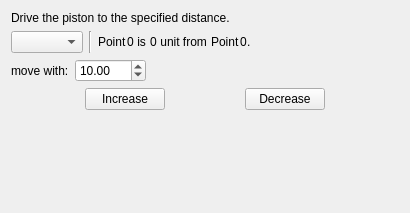
This is core/panel/run_Drive_rod.ui in KmolYuan/Pyslvs-UI as Qt 5 draws it before an edit. The edited form follows.
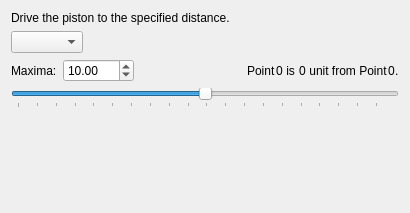
This is the edited form.

Commit message: Drive shaft panel will only adjust Shaft0's demo angle.

The edit to the form file:
```diff
--- a/core/panel/run_Drive_rod.ui
+++ b/core/panel/run_Drive_rod.ui
@@ -32,76 +32,6 @@
      <item>
       <widget class="QComboBox" name="Rod"/>
      </item>
-     <item>
-      <widget class="Line" name="line">
-       <property name="orientation">
-        <enum>Qt::Vertical</enum>
-       </property>
-      </widget>
-     </item>
-     <item>
-      <layout class="QHBoxLayout" name="distanceLayout">
-       <property name="spacing">
-        <number>0</number>
-       </property>
-       <item>
-        <widget class="QLabel" name="label_3">
-         <property name="text">
-          <string>Point</string>
-         </property>
-        </widget>
-       </item>
-       <item>
-        <widget class="QLabel" name="label_4">
-         <property name="text">
-          <string>0</string>
-         </property>
-        </widget>
-       </item>
-       <item>
-        <widget class="QLabel" name="label_5">
-         <property name="text">
-          <string> is </string>
-         </property>
-        </widget>
-       </item>
-       <item>
-        <widget class="QLabel" name="label_6">
-         <property name="text">
-          <string>0</string>
-         </property>
-        </widget>
-       </item>
-       <item>
-        <widget class="QLabel" name="label_7">
-         <property name="text">
-          <string> unit from </string>
-         </property>
-        </widget>
-       </item>
-       <item>
-        <widget class="QLabel" name="label_8">
-         <property name="text">
-          <string>Point</string>
-         </property>
-        </widget>
-       </item>
-       <item>
-        <widget class="QLabel" name="label_9">
-         <property name="text">
-          <string>0</string>
-         </property>
-        </widget>
-       </item>
-       <item>
-        <widget class="QLabel" name="label_10">
-         <property name="text">
-          <string>.</string>
-         </property>
-        </widget>
-       </item>
-      </layout>
-     </item>
      <item>
       <spacer name="horizontalSpacer_3">
        <property name="orientation">
@@ -128,7 +58,7 @@
         </sizepolicy>
        </property>
        <property name="text">
-        <string>move with:</string>
+        <string>Maxima:</string>
        </property>
       </widget>
      </item>
@@ -161,63 +91,79 @@
        </property>
       </spacer>
      </item>
+     <item>
+      <layout class="QHBoxLayout" name="distanceLayout">
+       <property name="spacing">
+        <number>0</number>
+       </property>
+       <item>
+        <widget class="QLabel" name="label_3">
+         <property name="text">
+          <string>Point</string>
+         </property>
+        </widget>
+       </item>
+       <item>
+        <widget class="QLabel" name="Center">
+         <property name="text">
+          <string>0</string>
+         </property>
+        </widget>
+       </item>
+       <item>
+        <widget class="QLabel" name="label_5">
+         <property name="text">
+          <string> is </string>
+         </property>
+        </widget>
+       </item>
+       <item>
+        <widget class="QLabel" name="Distance">
+         <property name="text">
+          <string>0</string>
+         </property>
+        </widget>
+       </item>
+       <item>
+        <widget class="QLabel" name="label_7">
+         <property name="text">
+          <string> unit from Point</string>
+         </property>
+        </widget>
+       </item>
+       <item>
+        <widget class="QLabel" name="Start">
+         <property name="text">
+          <string>0</string>
+         </property>
+        </widget>
+       </item>
+       <item>
+        <widget class="QLabel" name="label_10">
+         <property name="text">
+          <string>.</string>
+         </property>
+        </widget>
+       </item>
+      </layout>
+     </item>
     </layout>
    </item>
    <item>
     <layout class="QHBoxLayout" name="horizontalLayout_3">
      <item>
-      <spacer name="horizontalSpacer_4">
-       <property name="orientation">
-        <enum>Qt::Horizontal</enum>
+      <widget class="QSlider" name="horizontalSlider">
+       <property name="minimum">
+        <number>-99</number>
        </property>
-       <property name="sizeHint" stdset="0">
-        <size>
-         <width>40</width>
-         <height>20</height>
-        </size>
-       </property>
-      </spacer>
-     </item>
-     <item>
-      <widget class="QPushButton" name="Increase">
-       <property name="text">
-        <string>Increase</string>
-       </property>
-      </widget>
-     </item>
-     <item>
-      <spacer name="horizontalSpacer_2">
        <property name="orientation">
         <enum>Qt::Horizontal</enum>
        </property>
-       <property name="sizeHint" stdset="0">
-        <size>
-         <width>40</width>
-         <height>20</height>
-        </size>
+       <property name="tickPosition">
+        <enum>QSlider::TicksBelow</enum>
        </property>
-      </spacer>
-     </item>
-     <item>
-      <widget class="QPushButton" name="Decrease">
-       <property name="text">
-        <string>Decrease</string>
-       </property>
       </widget>
      </item>
-     <item>
-      <spacer name="horizontalSpacer">
-       <property name="orientation">
-        <enum>Qt::Horizontal</enum>
-       </property>
-       <property name="sizeHint" stdset="0">
-        <size>
-         <width>40</width>
-         <height>20</height>
-        </size>
-       </property>
-      </spacer>
-     </item>
     </layout>
    </item>
    <item>
```
The commit also changes 16 other files.
